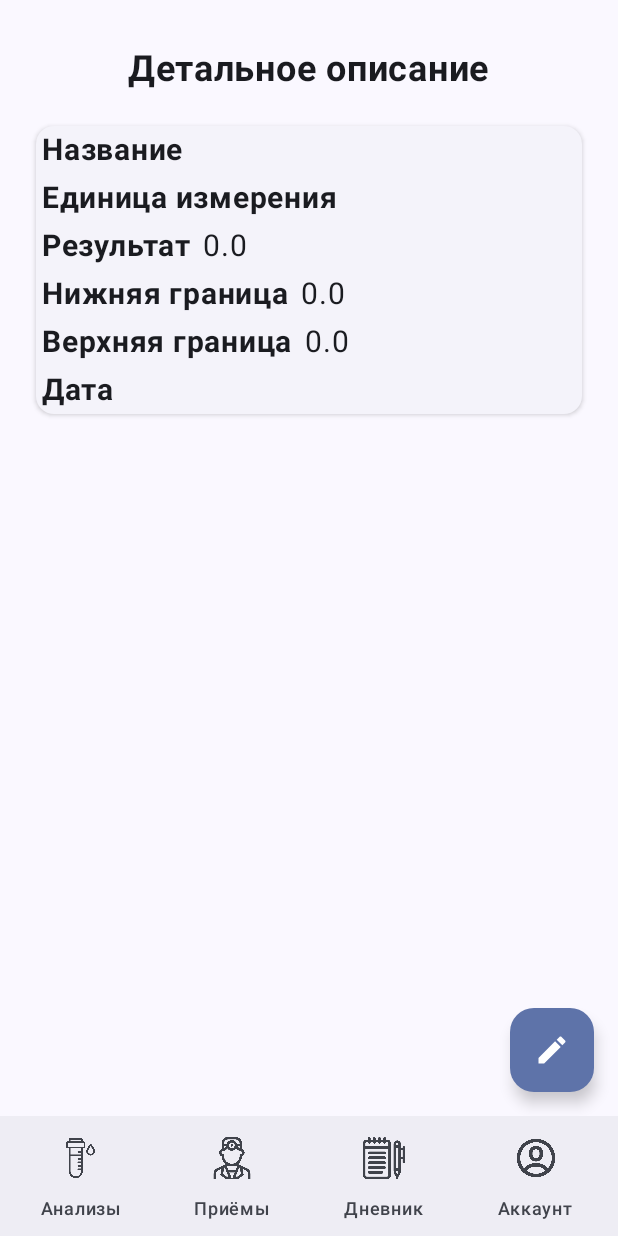
After one commit to art1718em/HealthHelper, an Android app built with Jetpack Compose: the AnalysisDetailsScreen screen opened through its navigation route, on a phone screen of 412 x 824 dp. The commit adds this screen. Run offline under Robolectric (Android 15) with nearby library versions, the phone set to English and light mode, and no system bars; our stand-ins replace Dagger/Hilt's generated code, Firebase (no records; nobody signed in at launch, a user with empty details on screens opened directly).

Commit message:
Add analysisDetailsScreen

```diff
--- a/app/src/main/java/com/example/healthhelper/domain/model/Analysis.kt
+++ b/app/src/main/java/com/example/healthhelper/domain/model/Analysis.kt
@@ -13,6 +13,7 @@ data class Analysis(
     val lowerLimit: Double = 0.0,
     val upperLimit: Double = 0.0,
     val date: String = "",
+    val index: Int = 0,
 ) {
     fun toAnalysisUiState(): AnalysisUiState {
         val normality = if (result in lowerLimit..upperLimit) {
--- /dev/null
+++ b/app/src/main/java/com/example/healthhelper/presenter/AnalyzesPresenter.kt
@@ -0,0 +1,15 @@
+package com.example.healthhelper.presenter
+
+import com.example.healthhelper.domain.model.Analysis
+import kotlinx.coroutines.flow.MutableStateFlow
+import kotlinx.coroutines.flow.asStateFlow
+
+object AnalyzesPresenter {
+
+    private val _analysis = MutableStateFlow<Analysis>(Analysis())
+    val analysis = _analysis.asStateFlow()
+
+    fun setAnalysis(analysis: Analysis) {
+        _analysis.value = analysis
+    }
+}
--- a/app/src/main/java/com/example/healthhelper/ui/Navigation.kt
+++ b/app/src/main/java/com/example/healthhelper/ui/Navigation.kt
@@ -31,10 +31,12 @@ import com.example.healthhelper.ui.screens.main.changePassword.ChangePasswordScr
 import com.example.healthhelper.ui.screens.main.addAnalysis.AddAnalysisScreen
 import com.example.healthhelper.ui.screens.main.addDiaryEntry.AddDiaryEntryScreen
 import com.example.healthhelper.ui.screens.main.analysis.AnalysisScreen
+import com.example.healthhelper.ui.screens.main.analysisDetails.AnalysisDetailsScreen
 import com.example.healthhelper.ui.screens.main.diary.DiaryScreen
 import com.example.healthhelper.ui.viewModels.AccountScreenViewModel
 import com.example.healthhelper.ui.viewModels.AddAnalysisScreenViewModel
 import com.example.healthhelper.ui.viewModels.AddDiaryEntryScreenViewModel
+import com.example.healthhelper.ui.viewModels.AnalysisDetailsScreenViewModel
 import com.example.healthhelper.ui.viewModels.AnalysisScreenViewModel
 import com.example.healthhelper.ui.viewModels.ChangePasswordViewModel
 import com.example.healthhelper.ui.viewModels.DiaryScreenViewModel
@@ -111,6 +113,9 @@ object Navigation {
     fun BottomNavigation(
         authNavController: NavController,
     ) {
+
+        val analysisScreenViewModel = hiltViewModel<AnalysisScreenViewModel>()
+
         Surface {
             val bottomItems = listOf(
                 Screen.AnalysisScreen.route,
@@ -161,10 +166,9 @@ object Navigation {
                         composable(
                             route = Screen.AnalysisScreen.route,
                         ) {
-                            val viewModel = hiltViewModel<AnalysisScreenViewModel>()
                             AnalysisScreen(
                                 navController = bottomNavController,
-                                viewModel = viewModel,
+                                viewModel = analysisScreenViewModel,
                             )
                         }
                         composable(
@@ -172,6 +176,16 @@ object Navigation {
                         ) {
                             val viewModel = hiltViewModel<AddAnalysisScreenViewModel>()
                             AddAnalysisScreen(
+                                navController = bottomNavController,
+                                viewModel = viewModel,
+                                analysisScreenViewModel = analysisScreenViewModel,
+                            )
+                        }
+                        composable(
+                            route = Screen.AnalysisDetailsScreen.route,
+                        ){
+                            val viewModel = hiltViewModel<AnalysisDetailsScreenViewModel>()
+                            AnalysisDetailsScreen(
                                 navController = bottomNavController,
                                 viewModel = viewModel,
                             )
--- a/app/src/main/java/com/example/healthhelper/ui/screens/Screen.kt
+++ b/app/src/main/java/com/example/healthhelper/ui/screens/Screen.kt
@@ -5,6 +5,7 @@ sealed class Screen(val route: String) {
     data object SignInScreen : Screen("sign_in_screen")
     data object SignUpScreen : Screen("sign_up_screen")
     data object AnalysisScreen : Screen("analysis_screen")
+    data object AnalysisDetailsScreen : Screen("analysis_details_screen")
     data object AddAnalysisScreen : Screen("add_analysis_screen")
     data object AppointmentScreen : Screen("appointment_screen")
     data object DiaryScreen : Screen("diary_screen")
--- a/app/src/main/java/com/example/healthhelper/ui/screens/main/addAnalysis/AddAnalysisScreen.kt
+++ b/app/src/main/java/com/example/healthhelper/ui/screens/main/addAnalysis/AddAnalysisScreen.kt
@@ -34,12 +34,14 @@ import com.example.healthhelper.core.ResultOfRequest
 import com.example.healthhelper.ui.screens.Screen
 import com.example.healthhelper.ui.screens.main.DateMaterialDialog
 import com.example.healthhelper.ui.viewModels.AddAnalysisScreenViewModel
+import com.example.healthhelper.ui.viewModels.AnalysisScreenViewModel
 import com.vanpra.composematerialdialogs.rememberMaterialDialogState
 
 @Composable
 fun AddAnalysisScreen(
     navController: NavController,
     viewModel: AddAnalysisScreenViewModel,
+    analysisScreenViewModel: AnalysisScreenViewModel,
 ) {
 
     val context = LocalContext.current
@@ -240,7 +242,7 @@ fun AddAnalysisScreen(
                     addAnalysisScreenUiState.lowerLimitErrorMessage == null &&
                     addAnalysisScreenUiState.upperLimitErrorMessage == null
                 ) {
-                    viewModel.addAnalysis()
+                    viewModel.addAnalysis(analysisScreenViewModel.getAnalyzesSize())
                 } else {
                     Toast.makeText(
                         context,
--- a/app/src/main/java/com/example/healthhelper/ui/screens/main/analysis/AnalysisScreen.kt
+++ b/app/src/main/java/com/example/healthhelper/ui/screens/main/analysis/AnalysisScreen.kt
@@ -12,10 +12,11 @@ import androidx.compose.foundation.layout.height
 import androidx.compose.foundation.layout.padding
 import androidx.compose.foundation.layout.width
 import androidx.compose.foundation.lazy.LazyColumn
-import androidx.compose.foundation.lazy.items
+import androidx.compose.foundation.lazy.itemsIndexed
 import androidx.compose.material.icons.Icons
 import androidx.compose.material.icons.filled.Add
 import androidx.compose.material3.CardDefaults
+import androidx.compose.material3.ExperimentalMaterial3Api
 import androidx.compose.material3.FloatingActionButton
 import androidx.compose.material3.Icon
 import androidx.compose.material3.IconButton
@@ -48,7 +49,7 @@ fun AnalysisScreen(
     viewModel: AnalysisScreenViewModel,
 ) {
 
-    val analyzes by viewModel.analyzes.collectAsState()
+    val analyzes by viewModel.analyzesUiState.collectAsState()
 
     Scaffold(
         floatingActionButton = {
@@ -125,9 +126,12 @@ fun AnalysisScreen(
             LazyColumn(
                 verticalArrangement = Arrangement.spacedBy(8.dp),
             ) {
-                items(analyzes) { analysis ->
+                itemsIndexed(analyzes) { index, analysis ->
                     AnalysisCard(
                         analysis = analysis,
+                        index = index,
+                        addAnalysisToPresenter = viewModel::addAnalysisToPresenter,
+                        navigateToDetails = navController::navigate,
                     )
                 }
                 item {
@@ -141,9 +145,13 @@ fun AnalysisScreen(
     }
 }
 
+@OptIn(ExperimentalMaterial3Api::class)
 @Composable
 fun AnalysisCard(
     analysis: AnalysisUiState,
+    index: Int,
+    addAnalysisToPresenter: (index: Int) -> Unit,
+    navigateToDetails: (route: String) -> Unit,
 ) {
     OutlinedCard(
         colors = CardDefaults.cardColors(
@@ -153,6 +161,10 @@ fun AnalysisCard(
             width = 1.dp,
             color = MaterialTheme.colorScheme.outline,
         ),
+        onClick = {
+            addAnalysisToPresenter(index)
+            navigateToDetails(Screen.AnalysisDetailsScreen.route)
+        }
     ) {
         Row(
             modifier = Modifier
--- /dev/null
+++ b/app/src/main/java/com/example/healthhelper/ui/screens/main/analysisDetails/AnalysisDetailsScreen.kt
@@ -0,0 +1,204 @@
+package com.example.healthhelper.ui.screens.main.analysisDetails
+
+import android.annotation.SuppressLint
+import androidx.compose.foundation.layout.Column
+import androidx.compose.foundation.layout.Row
+import androidx.compose.foundation.layout.Spacer
+import androidx.compose.foundation.layout.fillMaxSize
+import androidx.compose.foundation.layout.fillMaxWidth
+import androidx.compose.foundation.layout.height
+import androidx.compose.foundation.layout.padding
+import androidx.compose.material.icons.Icons
+import androidx.compose.material.icons.filled.Edit
+import androidx.compose.material3.CardDefaults
+import androidx.compose.material3.ElevatedCard
+import androidx.compose.material3.FloatingActionButton
+import androidx.compose.material3.Icon
+import androidx.compose.material3.Scaffold
+import androidx.compose.material3.Text
+import androidx.compose.runtime.Composable
+import androidx.compose.runtime.collectAsState
+import androidx.compose.runtime.getValue
+import androidx.compose.ui.Alignment
+import androidx.compose.ui.Modifier
+import androidx.compose.ui.res.stringResource
+import androidx.compose.ui.text.font.FontWeight
+import androidx.compose.ui.unit.dp
+import androidx.compose.ui.unit.sp
+import androidx.navigation.NavController
+import com.example.healthhelper.R
+import com.example.healthhelper.ui.viewModels.AnalysisDetailsScreenViewModel
+
+@SuppressLint("UnusedMaterial3ScaffoldPaddingParameter")
+@Composable
+fun AnalysisDetailsScreen(
+    navController: NavController,
+    viewModel: AnalysisDetailsScreenViewModel,
+) {
+
+    val analysis by viewModel.analysis.collectAsState()
+
+    Scaffold(
+        floatingActionButton = {
+            FloatingActionButton(
+                onClick = {
+
+                },
+            ) {
+                Icon(
+                    imageVector = Icons.Filled.Edit,
+                    contentDescription = stringResource(id = R.string.icon_add),
+                )
+            }
+        }
+    ) {
+        Column(
+            modifier = Modifier
+                .fillMaxSize()
+                .padding(16.dp),
+            horizontalAlignment = Alignment.CenterHorizontally,
+        ) {
+            Spacer(
+                modifier = Modifier
+                    .height(16.dp),
+            )
+            Text(
+                text = stringResource(id = R.string.detailed_description),
+                fontSize = 24.sp,
+                fontWeight = FontWeight.Bold,
+            )
+            Spacer(
+                modifier = Modifier
+                    .height(16.dp),
+            )
+            ElevatedCard(
+                modifier = Modifier
+                    .fillMaxWidth()
+                    .padding(8.dp),
+                elevation = CardDefaults.cardElevation(
+                    defaultElevation = 2.dp
+                ),
+            ) {
+                Column(
+                    modifier = Modifier
+                        .padding(4.dp),
+                ) {
+                    Row {
+                        Text(
+                            modifier = Modifier
+                                .padding(end = 8.dp),
+                            text = stringResource(id = R.string.name),
+                            fontSize = 20.sp,
+                            fontWeight = FontWeight.Bold,
+                        )
+                        Text(
+                            text = analysis.name,
+                            fontSize = 20.sp,
+                        )
+                    }
+                    Spacer(
+                        modifier = Modifier
+                            .height(8.dp),
+                    )
+                    Row(
+                        modifier = Modifier
+                            .fillMaxWidth(),
+                    ) {
+                        Text(
+                            modifier = Modifier
+                                .padding(end = 8.dp),
+                            text = stringResource(id = R.string.unit),
+                            fontSize = 20.sp,
+                            fontWeight = FontWeight.Bold,
+                        )
+                        Text(
+                            text = analysis.unit,
+                            fontSize = 20.sp,
+                        )
+                    }
+                    Spacer(
+                        modifier = Modifier
+                            .height(8.dp),
+                    )
+                    Row(
+                        modifier = Modifier
+                            .fillMaxWidth(),
+                    ) {
+                        Text(
+                            modifier = Modifier
+                                .padding(end = 8.dp),
+                            text = stringResource(id = R.string.result),
+                            fontSize = 20.sp,
+                            fontWeight = FontWeight.Bold,
+                        )
+                        Text(
+                            text = analysis.result.toString(),
+                            fontSize = 20.sp,
+                        )
+                    }
+                    Spacer(
+                        modifier = Modifier
+                            .height(8.dp),
+                    )
+                    Row(
+                        modifier = Modifier
+                            .fillMaxWidth(),
+                    ) {
+                        Text(
+                            modifier = Modifier
+                                .padding(end = 8.dp),
+                            text = stringResource(id = R.string.lowerLimit),
+                            fontSize = 20.sp,
+                            fontWeight = FontWeight.Bold,
+                        )
+                        Text(
+                            text = analysis.lowerLimit.toString(),
+                            fontSize = 20.sp,
+                        )
+                    }
+                    Spacer(
+                        modifier = Modifier
+                            .height(8.dp),
+                    )
+                    Row(
+                        modifier = Modifier
+                            .fillMaxWidth(),
+                    ) {
+                        Text(
+                            modifier = Modifier
+                                .padding(end = 8.dp),
+                            text = stringResource(id = R.string.upperLimit),
+                            fontSize = 20.sp,
+                            fontWeight = FontWeight.Bold,
+                        )
+                        Text(
+                            text = analysis.upperLimit.toString(),
+                            fontSize = 20.sp,
+                        )
+                    }
+                    Spacer(
+                        modifier = Modifier
+                            .height(8.dp),
+                    )
+                    Row(
+                        modifier = Modifier
+                            .fillMaxWidth(),
+                    ) {
+                        Text(
+                            modifier = Modifier
+                                .padding(end = 8.dp),
+                            text = stringResource(id = R.string.date),
+                            fontSize = 20.sp,
+                            fontWeight = FontWeight.Bold,
+                        )
+                        Text(
+                            text = analysis.date,
+                            fontSize = 20.sp,
+                        )
+                    }
+                }
+            }
+        }
+    }
+
+}
--- a/app/src/main/java/com/example/healthhelper/ui/viewModels/AddAnalysisScreenViewModel.kt
+++ b/app/src/main/java/com/example/healthhelper/ui/viewModels/AddAnalysisScreenViewModel.kt
@@ -116,9 +116,11 @@ class AddAnalysisScreenViewModel @Inject constructor(
         )
     }
 
-    fun addAnalysis() {
+    fun addAnalysis(index: Int) {
         addingAnalysisJob?.cancel()
-        val analysis = addAnalysisScreenUiState.value.toAnalysis()
+        val analysis = addAnalysisScreenUiState.value.toAnalysis().copy(
+            index = index,
+        )
         addingAnalysisJob = viewModelScope.launch {
             userRepository.addAnalysis(analysis)
             userRepository.resultOfAddingAnalysis.collect {
--- /dev/null
+++ b/app/src/main/java/com/example/healthhelper/ui/viewModels/AnalysisDetailsScreenViewModel.kt
@@ -0,0 +1,29 @@
+package com.example.healthhelper.ui.viewModels
+
+import androidx.lifecycle.ViewModel
+import androidx.lifecycle.viewModelScope
+import com.example.healthhelper.domain.model.Analysis
+import com.example.healthhelper.presenter.AnalyzesPresenter
+import dagger.hilt.android.lifecycle.HiltViewModel
+import kotlinx.coroutines.flow.MutableStateFlow
+import kotlinx.coroutines.flow.asStateFlow
+import kotlinx.coroutines.launch
+import javax.inject.Inject
+
+@HiltViewModel
+class AnalysisDetailsScreenViewModel @Inject constructor(
+
+) : ViewModel() {
+
+    private val _analysis = MutableStateFlow<Analysis>(Analysis())
+    val analysis = _analysis.asStateFlow()
+
+    init {
+        viewModelScope.launch {
+            AnalyzesPresenter.analysis.collect {
+                _analysis.value = it
+            }
+        }
+    }
+
+}
--- a/app/src/main/java/com/example/healthhelper/ui/viewModels/AnalysisScreenViewModel.kt
+++ b/app/src/main/java/com/example/healthhelper/ui/viewModels/AnalysisScreenViewModel.kt
@@ -3,8 +3,11 @@ package com.example.healthhelper.ui.viewModels
 import androidx.lifecycle.ViewModel
 import androidx.lifecycle.viewModelScope
 import com.example.healthhelper.data.repository.UserRepository
+import com.example.healthhelper.domain.model.Analysis
+import com.example.healthhelper.presenter.AnalyzesPresenter
 import com.example.healthhelper.ui.screens.main.analysis.AnalysisUiState
 import com.example.healthhelper.utils.toAnalyzesUiStateWithSort
+import com.example.healthhelper.utils.toLocalDate
 import dagger.hilt.android.lifecycle.HiltViewModel
 import kotlinx.coroutines.flow.MutableStateFlow
 import kotlinx.coroutines.flow.asStateFlow
@@ -16,14 +19,24 @@ class AnalysisScreenViewModel @Inject constructor(
     private val userRepository: UserRepository,
 ) : ViewModel() {
 
-    private val _analyzes = MutableStateFlow<List<AnalysisUiState>>(emptyList())
-    val analyzes = _analyzes.asStateFlow()
+    private val _analyzes = MutableStateFlow<List<Analysis>>(emptyList())
+    private val analyzes = _analyzes.asStateFlow()
+
+    private val _analyzesUiState = MutableStateFlow<List<AnalysisUiState>>(emptyList())
+    val analyzesUiState = _analyzesUiState.asStateFlow()
 
     init {
         viewModelScope.launch {
             userRepository.analyzes.collect { analyzes ->
-                _analyzes.value = analyzes.toAnalyzesUiStateWithSort()
+                _analyzes.value = analyzes.sortedByDescending { it.date.toLocalDate() }
+                _analyzesUiState.value = analyzes.toAnalyzesUiStateWithSort()
             }
         }
     }
+
+    fun addAnalysisToPresenter(index: Int) {
+        AnalyzesPresenter.setAnalysis(analyzes.value[index])
+    }
+
+    fun getAnalyzesSize() = analyzes.value.lastIndex + 1
 }
--- a/app/src/main/res/values/strings.xml
+++ b/app/src/main/res/values/strings.xml
@@ -60,4 +60,10 @@
     <string name="add_diary_entry">Добавить запись в дневник</string>
     <string name="input_heading">Введите заголовок</string>
     <string name="input_diary_entry">Введите запись</string>
+    <string name="detailed_description">Детальное описание</string>
+    <string name="name">Название</string>
+    <string name="unit">Единица измерения</string>
+    <string name="lowerLimit">Нижняя граница</string>
+    <string name="upperLimit">Верхняя граница</string>
+    <string name="date">Дата</string>
 </resources>
```
